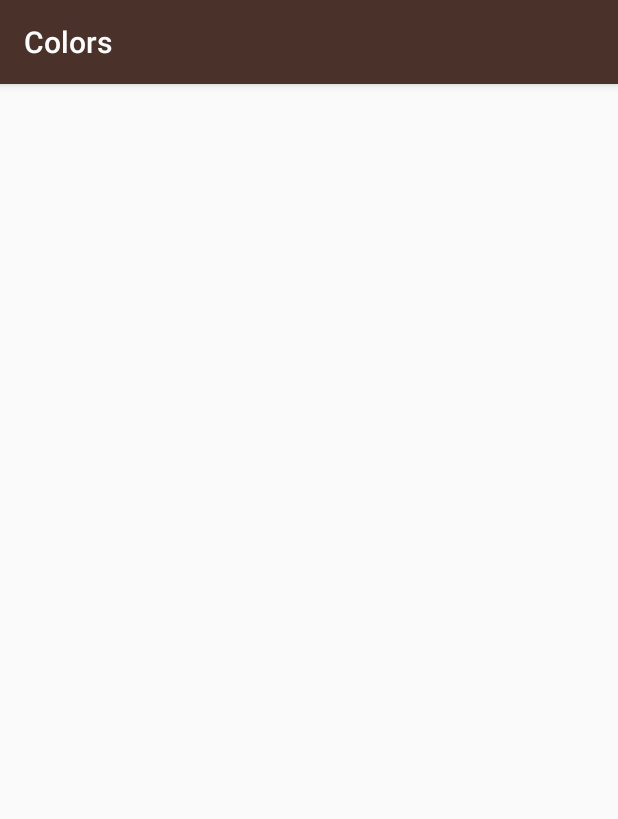
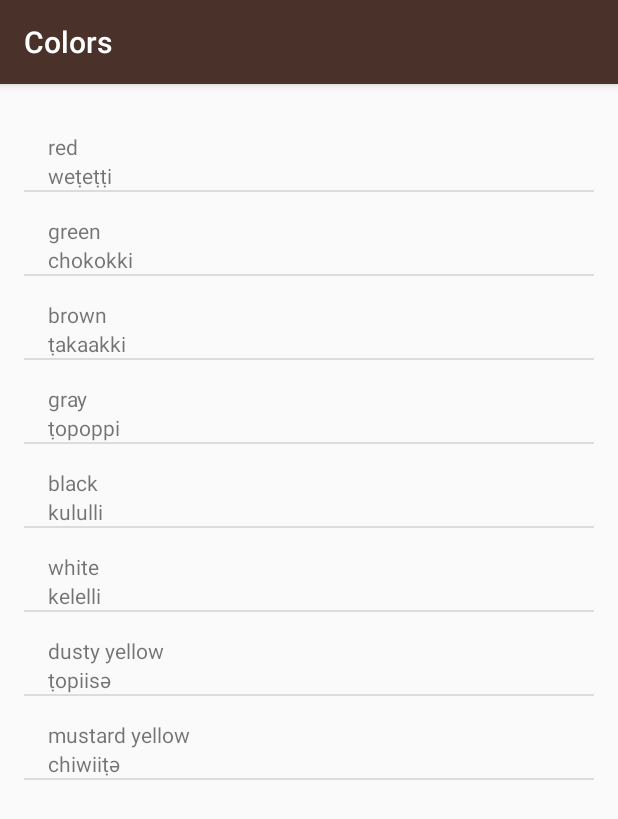
Before and after one commit to SrChip15/Miwok, an Android app: the ColorsActivity screen opened directly, with no data from a screen before it, on a phone screen of 412 x 824 dp. Shown: the top 819 px of the screen. Run offline under Robolectric (Android 15) with nearby library versions, the phone set to English and light mode, and no system bars.

Commit message:
Hook up Color activity to an list adapter view and remove unnecessary layouts

```diff
--- a/app/src/main/java/com/example/android/miwok/ColorsActivity.java
+++ b/app/src/main/java/com/example/android/miwok/ColorsActivity.java
@@ -2,12 +2,32 @@ package com.example.android.miwok;
 
 import android.os.Bundle;
 import android.support.v7.app.AppCompatActivity;
+import android.widget.ListView;
+
+import java.util.ArrayList;
 
 public class ColorsActivity extends AppCompatActivity {
 
     @Override
     protected void onCreate(Bundle savedInstanceState) {
         super.onCreate(savedInstanceState);
-        setContentView(R.layout.activity_colors);
+        setContentView(R.layout.word_list);
+
+        // Add ArrayList labelled colors containing strings
+        ArrayList<Word> colors = new ArrayList<Word>();
+        colors.add(new Word("red", "weṭeṭṭi"));
+        colors.add(new Word("green", "chokokki"));
+        colors.add(new Word("brown", "ṭakaakki"));
+        colors.add(new Word("gray", "ṭopoppi"));
+        colors.add(new Word("black", "kululli"));
+        colors.add(new Word("white", "kelelli"));
+        colors.add(new Word("dusty yellow", "ṭopiisә"));
+        colors.add(new Word("mustard yellow", "chiwiiṭә"));
+
+        // Use Adapter to display
+        WordAdapter wordAdapter = new WordAdapter(this, colors);
+        ListView listView = (ListView) findViewById(R.id.list);
+        listView.setAdapter(wordAdapter);
+
     }
 }
--- a/app/src/main/java/com/example/android/miwok/FamilyActivity.java
+++ b/app/src/main/java/com/example/android/miwok/FamilyActivity.java
@@ -8,6 +8,6 @@ public class FamilyActivity extends AppCompatActivity {
     @Override
     protected void onCreate(Bundle savedInstanceState) {
         super.onCreate(savedInstanceState);
-        setContentView(R.layout.activity_family);
+        setContentView(R.layout.word_list);
     }
 }
--- a/app/src/main/java/com/example/android/miwok/NumbersActivity.java
+++ b/app/src/main/java/com/example/android/miwok/NumbersActivity.java
@@ -11,7 +11,7 @@ public class NumbersActivity extends AppCompatActivity {
     @Override
     protected void onCreate(Bundle savedInstanceState) {
         super.onCreate(savedInstanceState);
-        setContentView(R.layout.activity_numbers);
+        setContentView(R.layout.word_list);
 
         // Add ArrayList labelled words containing strings
         ArrayList<Word> words = new ArrayList<Word>();
--- a/app/src/main/java/com/example/android/miwok/PhrasesActivity.java
+++ b/app/src/main/java/com/example/android/miwok/PhrasesActivity.java
@@ -8,6 +8,6 @@ public class PhrasesActivity extends AppCompatActivity {
     @Override
     protected void onCreate(Bundle savedInstanceState) {
         super.onCreate(savedInstanceState);
-        setContentView(R.layout.activity_phrases);
+        setContentView(R.layout.word_list);
     }
 }
--- a/app/src/main/res/layout/activity_colors.xml
+++ /dev/null
@@ -1,8 +0,0 @@
-<?xml version="1.0" encoding="utf-8"?>
-<android.support.constraint.ConstraintLayout xmlns:android="http://schemas.android.com/apk/res/android"
-    xmlns:tools="http://schemas.android.com/tools"
-    android:layout_width="match_parent"
-    android:layout_height="match_parent"
-    tools:context="com.example.android.miwok.ColorsActivity">
-
-</android.support.constraint.ConstraintLayout>
--- a/app/src/main/res/layout/activity_numbers.xml
+++ b/app/src/main/res/layout/word_list.xml
@@ -1,11 +1,9 @@
 <?xml version="1.0" encoding="utf-8"?>
 <ListView xmlns:android="http://schemas.android.com/apk/res/android"
-    xmlns:tools="http://schemas.android.com/tools"
     android:id="@+id/list"
     android:layout_width="match_parent"
     android:layout_height="match_parent"
     android:paddingBottom="@dimen/activity_vertical_margin"
     android:paddingLeft="@dimen/activity_horizontal_margin"
     android:paddingRight="@dimen/activity_horizontal_margin"
-    android:paddingTop="@dimen/activity_vertical_margin"
-    tools:context="com.example.android.miwok.NumbersActivity" />
+    android:paddingTop="@dimen/activity_vertical_margin" />
```
Also changed, not shown: app/src/main/res/layout/activity_family.xml (deleted, +0 -8 lines), app/src/main/res/layout/activity_phrases.xml (deleted, +0 -8 lines).
